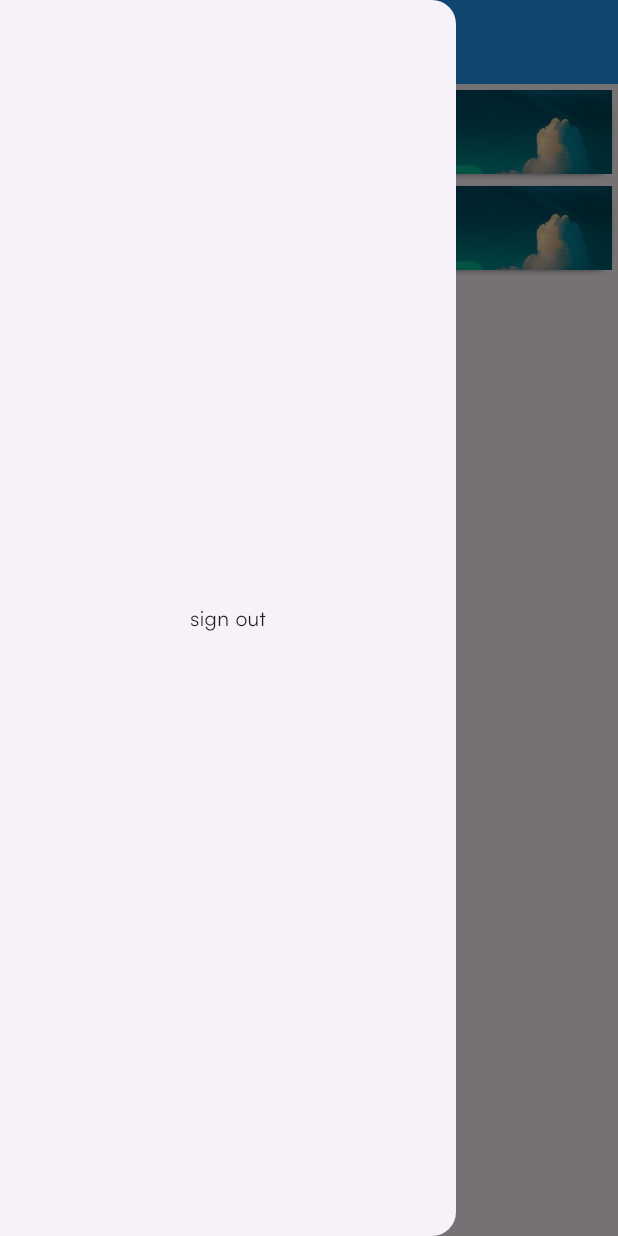
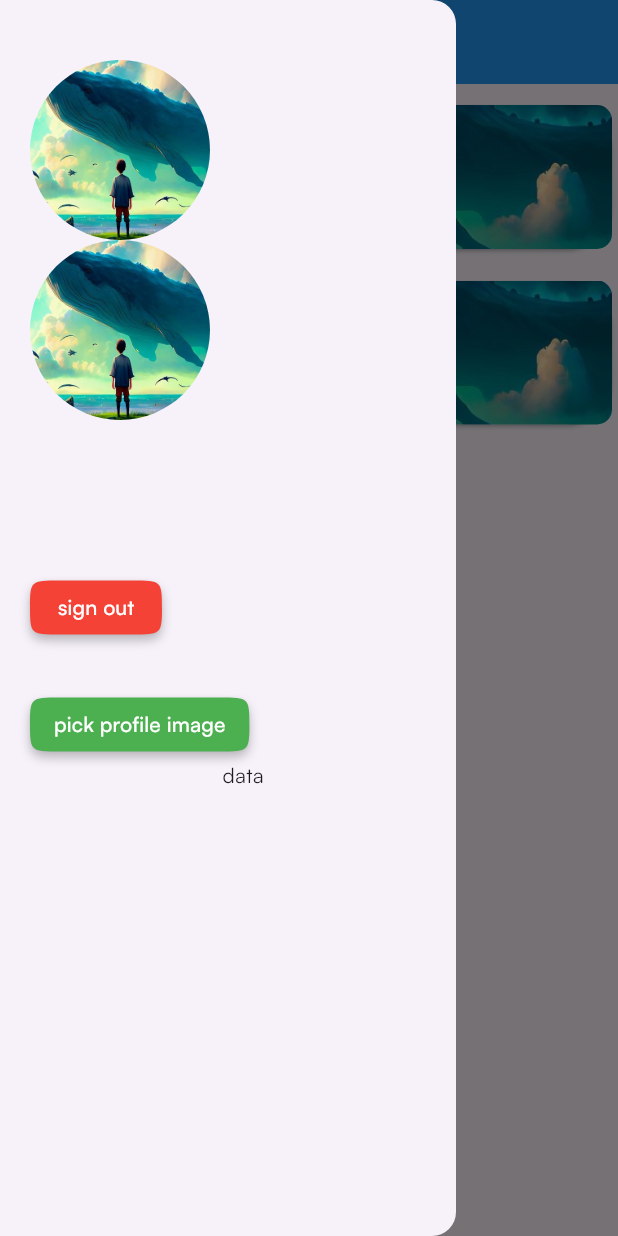
Before and after one commit to gal-hpgggjbvb/project202, a Flutter app: the UserHome screen opened directly, with the side drawer open, on a phone screen of 412 x 824 dp. Run offline on Flutter 3.47's test engine with Material 3 defaults, Android fonts, the phone set to English and light mode, and no system bars; our stand-ins replace dio, get, image_picker, introduction_screen, jwt_decoder, lottie and 1 more; accounts and stored records are empty.

Commit message:
project before custom widget

```diff
--- /dev/null
+++ b/lib/custom_widgets/custom_card.dart
@@ -0,0 +1,41 @@
+import 'package:flutter/material.dart';
+
+class CustomCard extends StatelessWidget {
+
+  final String title;
+
+  final String image;
+
+  const CustomCard({super.key, required this.title, required this.image});
+
+  @override
+  Widget build(BuildContext context) {
+    return Padding(
+      padding: const EdgeInsets.only(top: 10 , bottom: 3),
+      child: Card(
+        shape: RoundedRectangleBorder(
+          borderRadius: BorderRadius.circular(30)
+        ),
+        child: Container(
+          // margin: EdgeInsets.all(10),
+          padding: const EdgeInsets.all(20),
+          decoration: BoxDecoration(
+            borderRadius: BorderRadius.circular(10),
+            image: DecorationImage(
+              fit: BoxFit.cover,
+              //I assumed you want to occupy the entire space of the card
+              image: AssetImage(image),
+            ),
+          ),
+          child: ListTile(
+
+            leading: Text(
+              title,
+              style: const TextStyle(color: Colors.black),),
+            onTap: (){},
+          ),
+        ),
+      ),
+    );
+  }
+}
--- a/lib/view/user_home.dart
+++ b/lib/view/user_home.dart
@@ -1,12 +1,35 @@
+import 'dart:io';
+
 import 'package:flutter/material.dart';
 import 'package:get/get.dart';
+import 'package:image_picker/image_picker.dart';
+import 'package:project2/custom_widgets/custom_card.dart';
 
 import '../cache/cache_helper.dart';
 import 'auth/sign_in_page.dart';
 
-class UserHome extends StatelessWidget {
+class UserHome extends StatefulWidget {
   const UserHome({super.key});
 
+  @override
+  State<UserHome> createState() => _UserHomeState();
+}
+
+class _UserHomeState extends State<UserHome> {
+
+   File? image ;
+
+   Future<void> pickImageFromGallery() async {
+     final ImagePicker imagePicker = ImagePicker();
+     final pickedFile = await imagePicker.pickImage(source: ImageSource.gallery) ;
+     // if(image == null) return ;
+
+     // final imageTemporary = File(image!.path) ;
+     setState(() {
+       image = File(pickedFile!.path) ;
+     });
+
+   }
   @override
   Widget build(BuildContext context) {
     return Scaffold(
@@ -14,47 +37,101 @@ class UserHome extends StatelessWidget {
         backgroundColor: Colors.blue,
       ),
       drawer: Drawer(
+        child: Padding(
+          padding: const EdgeInsets.only(left: 20, top: 40),
           child: Column(
-          mainAxisAlignment: MainAxisAlignment.center,
+            crossAxisAlignment: CrossAxisAlignment.start,
             children: [
+              //todo profile image
+              ClipRRect(
+                  borderRadius: BorderRadius.circular(100),
+                  child: SizedBox(
+                      height: 120,
+                      width: 120,
+                      child: Image.asset(
+                        "images/4 - Copy.jpg",
+                        fit: BoxFit.cover,
+                      ) ,
+                  ) ,
+              ),
               InkWell(
-              onTap: () {
+                onTap: (){
+                  pickImageFromGallery() ;
+                },
+                child: ClipRRect(
+                    borderRadius: BorderRadius.circular(100),
+                    child: SizedBox(
+                        height: 120,
+                        width: 120,
+                        child: image == null ? Image.asset("images/4 - Copy.jpg", fit: BoxFit.cover,) :
+                            Image.file(image!)
+                    ) ,
+                ),
+              ),
+              const SizedBox(height: 20,),
+              Column(
+                crossAxisAlignment: CrossAxisAlignment.start,
+                children: [
+                  Text(
+                    CacheHelper().getData(key: 'name'),
+                    style: const TextStyle(
+                        fontSize: 20, fontWeight: FontWeight.w500),
+                  ),
+                  Text(
+                    CacheHelper().getData(key: 'email'),
+                    style: const TextStyle(fontSize: 15),
+                  ),
+                ],
+              ),
+              const SizedBox(height: 30,),
+              //todo sign-out button
+              MaterialButton(
+                shape: ContinuousRectangleBorder(
+                    borderRadius: BorderRadius.circular(20)),
+                color: Colors.red,
+                onPressed: () {
                   // controller.sharedpref.clear();
                   CacheHelper().clearData();
                   // CacheHelper().saveData(key: 'signed', value: 2) ;
                   Get.off(() => const SignInPage());
                 },
-              child: const Text("sign out"),
+                child: const Text(
+                  "sign out",
+                  style: TextStyle(color: Colors.white),
                 ),
+              ),
+
+              const SizedBox(height: 30,),
+              //todo pick image button
+              MaterialButton(
+                shape: ContinuousRectangleBorder(
+                    borderRadius: BorderRadius.circular(20)),
+                color: Colors.green,
+                onPressed: () {
+                  pickImageFromGallery() ;
+                },
+                child: const Text(
+                  "pick profile image",
+                  style: TextStyle(color: Colors.white),
+                ),
+              ),
+              Center(
+                child: image == null ? Text('data') :
+                  Image.file(image! , height: 200, width: 200,),
+              ) ,
             ],
+          ),
         ),
       ),
       body: ListView.builder(
           itemCount: 2,
           itemBuilder: (context, itemCount) {
-            return Card(
-              child: Container(
-                decoration: BoxDecoration(
-                  image: DecorationImage(
-                    fit: BoxFit.cover,  //I assumed you want to occupy the entire space of the card
-                    image: AssetImage(
-                      'images/4 - Copy.jpg',
-                    ),
-                  ),
-                ),
-                child: ListTile(
-                  leading: Text(
-                    'Testing the ListTile',
-                    style: TextStyle(color: Colors.white),
-                  ),
-                  title: Text(
-                    'Testing again!',
-                    style: TextStyle(color: Colors.white),
-                  ),
-                ),
-              ),
+            return CustomCard(
+              title: "Food",
+              image: "images/4 - Copy.jpg",
             );
           }),
     );
   }
+
 }
--- a/pubspec.yaml
+++ b/pubspec.yaml
@@ -55,6 +55,7 @@ dependencies:
   get_it: ^8.0.3
   flutter_spinkit: ^5.2.1
   image_picker: ^1.1.2
+  hidden_drawer_menu: ^3.0.1
 
 dev_dependencies:
   flutter_test:
```
Also changed, not shown: lib/view/auth/sign_up_page.dart (+6 -3 lines), lib/view/home_page.dart (+72 -10 lines), pubspec.lock. Lines whose indentation alone changed are shown as unchanged.
